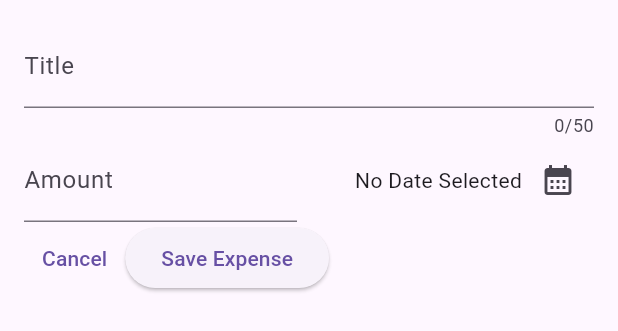
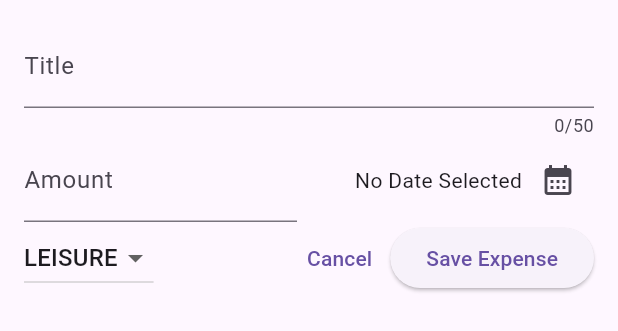
Before and after one commit to Md-Shoyab/Expense-tracker, a Flutter app: the NewExpense widget shown alone on an empty page, opened directly, on a phone screen of 412 x 824 dp. Shown: the top 331 px of the screen. Run offline on Flutter 3.47's test engine with Material 3 defaults, Android fonts, the phone set to English and light mode, and no system bars.

Commit message:
Added Category DropDown Button with Functionality

```diff
--- a/lib/widgets/expenses_list/new_expense.dart
+++ b/lib/widgets/expenses_list/new_expense.dart
@@ -12,6 +12,8 @@ class _NewExpenseState extends State<NewExpense> {
   final _titleController = TextEditingController();
   final _amountController = TextEditingController();
   DateTime? _selectedDate;
+  Category _selectedCategory = Category.leisure;
+
   void _presentDatePicker() async {
     final now = DateTime.now();
     final initalDate = DateTime(now.year - 1, now.month, now.day);
@@ -80,6 +82,29 @@ class _NewExpenseState extends State<NewExpense> {
           ),
           Row(
             children: [
+              DropdownButton(
+                value: _selectedCategory,
+                items: Category.values
+                    .map(
+                      (category) => DropdownMenuItem(
+                        value: category,
+                        child: Text(
+                          category.name.toUpperCase(),
+                        ),
+                      ),
+                    )
+                    .toList(),
+                onChanged: (value) {
+                  if (value == null) {
+                    return;
+                  }
+                  debugPrint('~~~> $value');
+                  setState(() {
+                    _selectedCategory = value;
+                  });
+                },
+              ),
+              const Spacer(),
               TextButton(
                 onPressed: () {
                   Navigator.pop(context);
```
